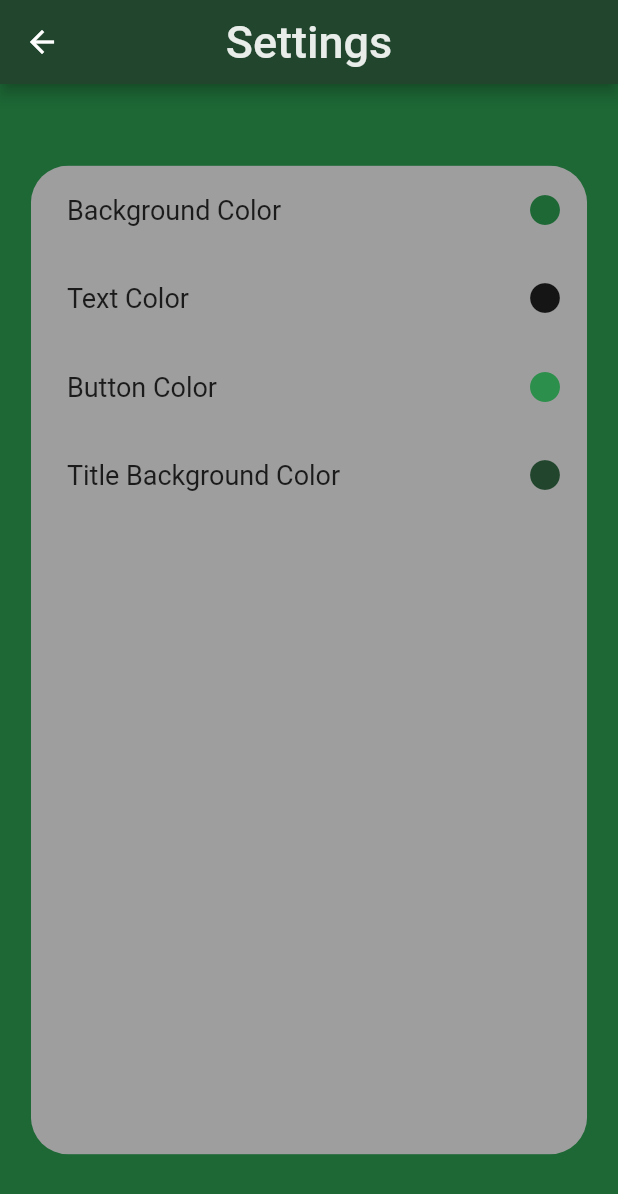
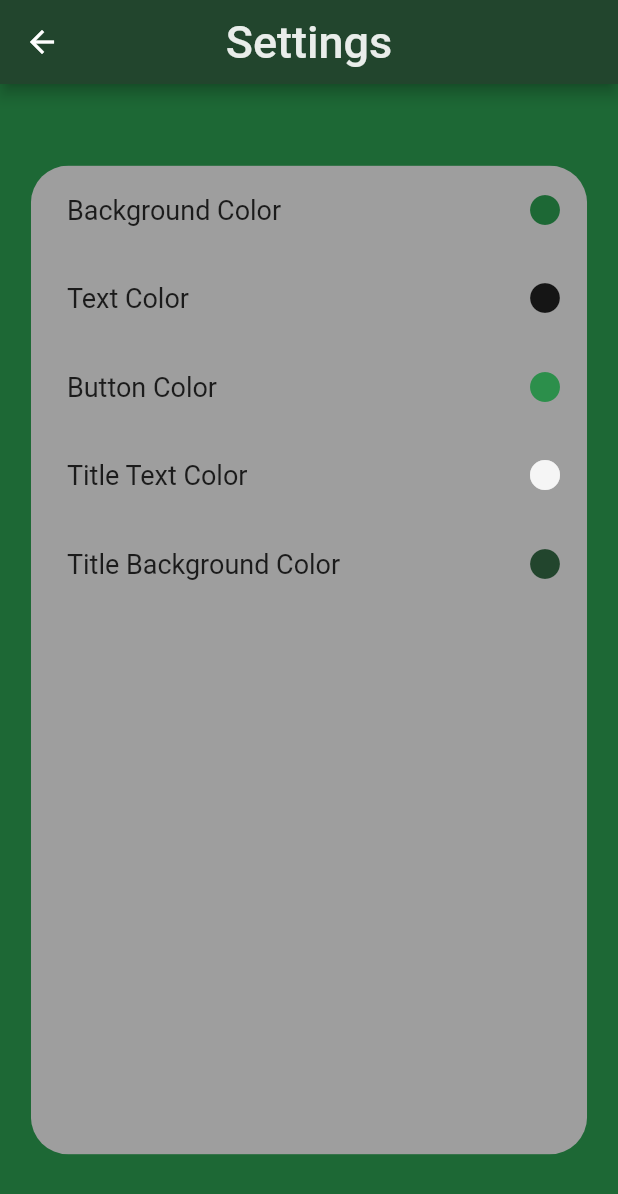
Before and after one commit to williamjelleydev/card_dealer, a Flutter app: the screen it shows after launch, after a tap on "Settings", on a phone screen of 412 x 824 dp. Shown: the top 1194 px of the screen. Run offline on Flutter 3.47's test engine with Material 2 defaults, Android fonts, the phone set to English and light mode, and no system bars; drawn by our look-alikes of settings_ui; missing offline and left inert: flutter_hsvcolor_picker, flutter_swipable.

Commit message:
setState() when SettingsPage is popped by using a then() future in Homepage when navigating to it initially

```diff
--- a/lib/Pages/HomePage.dart
+++ b/lib/Pages/HomePage.dart
@@ -58,7 +58,9 @@ class _HomePageState extends State<HomePage> {
                           }),
                           button('Settings', () {
                             Navigator.push(context, new MaterialPageRoute(
-                              builder: (context) => SettingsPage(colorService: colorService)));
+                              builder: (context) => SettingsPage(colorService: colorService))
+                            ).then((_) => setState(() {}));
+                            // Navigator.pushNamed(context, '/SettingsPage').then((_) => setState(() {}));
                           }),
                         ],
                       ),
@@ -72,9 +74,7 @@ class _HomePageState extends State<HomePage> {
   }
 
   Widget button(String text, VoidCallback onPressed) {
-    // TODO: make sure these buttons are all the same size (width) somehow..
     return ElevatedButton(
-      // TODO: redirect to DealPage
       onPressed: onPressed,
       child: Padding(
         padding: const EdgeInsets.fromLTRB(0.0, 6.0, 0.0, 6.0),
--- a/lib/Pages/SettingsPage.dart
+++ b/lib/Pages/SettingsPage.dart
@@ -49,7 +49,7 @@ class _SettingsPageState extends State<SettingsPage> {
                           colorChangeTile('Background Color', colorService.background, (Color newColor) => colorService.background = newColor),
                           colorChangeTile('Text Color', colorService.text, (Color newColor) => colorService.text = newColor),
                           colorChangeTile('Button Color', colorService.button, (Color newColor) => colorService.button = newColor),
-                          // colorChangeTile('Title Text Color', colorService.titleText, (Color newColor) => colorService.titleText = newColor),
+                          colorChangeTile('Title Text Color', colorService.titleText, (Color newColor) => colorService.setTitleText(newColor)),
                           colorChangeTile('Title Background Color', colorService.titleBackGround, (Color newColor) => colorService.titleBackGround = newColor),
                         ],
                       )
```
